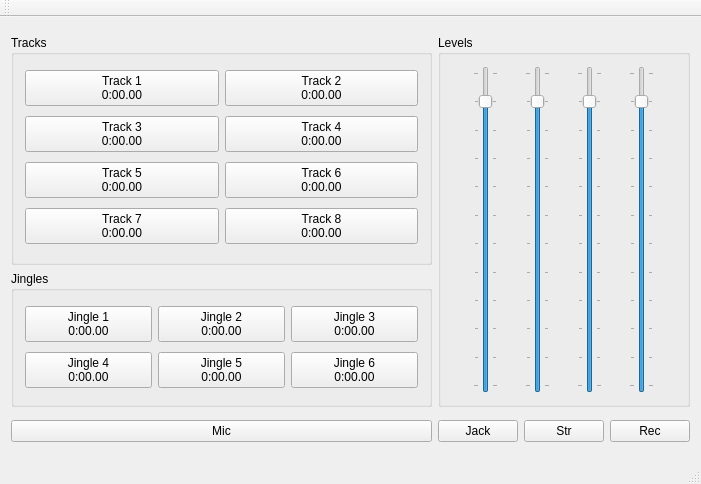
Old version of the form mainwindow.ui in the repository picaster/PiCasterQt_legacy.
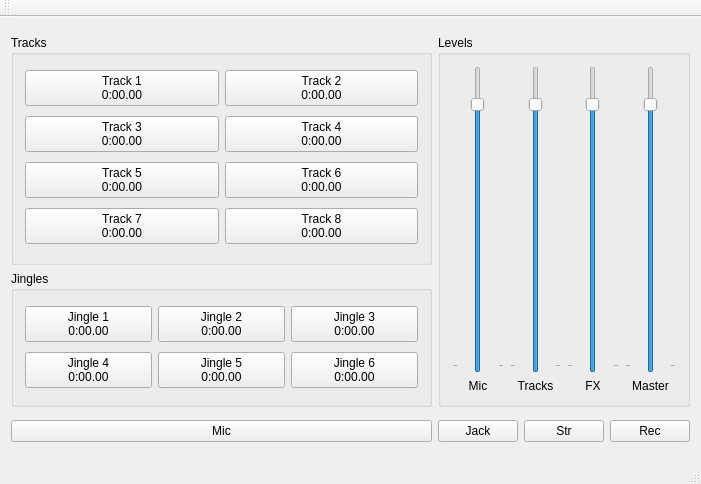
New version of the form. Custom widgets are drawn as their Qt base class.

Commit message: Level sliders + some refactoring

Diff of the .ui file:
```diff
--- a/mainwindow.ui
+++ b/mainwindow.ui
@@ -365,12 +365,29 @@
       </property>
       <layout class="QHBoxLayout" name="VolumeSliders_1">
        <item>
-        <widget class="QSlider" name="micLevelSlider">
+        <layout class="QVBoxLayout" name="verticalLayout">
+         <item>
+          <widget class="QLevelSlider" name="micLevelSlider">
+           <property name="sizePolicy">
+            <sizepolicy hsizetype="Expanding" vsizetype="Expanding">
+             <horstretch>0</horstretch>
+             <verstretch>0</verstretch>
+            </sizepolicy>
+           </property>
          <property name="minimum">
-          <number>-100</number>
+            <number>0</number>
          </property>
          <property name="maximum">
-          <number>10</number>
+            <number>112</number>
+           </property>
+           <property name="singleStep">
+            <number>5</number>
+           </property>
+           <property name="pageStep">
+            <number>50</number>
+           </property>
+           <property name="value">
+            <number>100</number>
          </property>
          <property name="orientation">
           <enum>Qt::Vertical</enum>
@@ -385,18 +402,47 @@
           <enum>QSlider::TicksBothSides</enum>
          </property>
          <property name="tickInterval">
-          <number>10</number>
+            <number>120</number>
          </property>
         </widget>
        </item>
        <item>
-        <widget class="QSlider" name="tracksLevelSlider">
+          <widget class="QLabel" name="label">
+           <property name="text">
+            <string>Mic</string>
+           </property>
+           <property name="alignment">
+            <set>Qt::AlignCenter</set>
+           </property>
+          </widget>
+         </item>
+        </layout>
+       </item>
+       <item>
+        <layout class="QVBoxLayout" name="verticalLayout_2">
+         <item>
+          <widget class="QLevelSlider" name="tracksLevelSlider">
+           <property name="sizePolicy">
+            <sizepolicy hsizetype="Expanding" vsizetype="Expanding">
+             <horstretch>0</horstretch>
+             <verstretch>0</verstretch>
+            </sizepolicy>
+           </property>
          <property name="minimum">
-          <number>-100</number>
+            <number>0</number>
          </property>
          <property name="maximum">
-          <number>10</number>
-         </property>
+            <number>112</number>
+           </property>
+           <property name="singleStep">
+            <number>5</number>
+           </property>
+           <property name="pageStep">
+            <number>50</number>
+           </property>
+           <property name="value">
+            <number>100</number>
+           </property>
          <property name="orientation">
           <enum>Qt::Vertical</enum>
          </property>
@@ -404,18 +450,47 @@
           <enum>QSlider::TicksBothSides</enum>
          </property>
          <property name="tickInterval">
-          <number>10</number>
+            <number>120</number>
          </property>
         </widget>
        </item>
        <item>
-        <widget class="QSlider" name="effectsLevelSlider">
+          <widget class="QLabel" name="label_2">
+           <property name="text">
+            <string>Tracks</string>
+           </property>
+           <property name="alignment">
+            <set>Qt::AlignCenter</set>
+           </property>
+          </widget>
+         </item>
+        </layout>
+       </item>
+       <item>
+        <layout class="QVBoxLayout" name="verticalLayout_3">
+         <item>
+          <widget class="QLevelSlider" name="effectsLevelSlider">
+           <property name="sizePolicy">
+            <sizepolicy hsizetype="Expanding" vsizetype="Expanding">
+             <horstretch>0</horstretch>
+             <verstretch>0</verstretch>
+            </sizepolicy>
+           </property>
          <property name="minimum">
-          <number>-100</number>
+            <number>0</number>
          </property>
          <property name="maximum">
-          <number>10</number>
-         </property>
+            <number>112</number>
+           </property>
+           <property name="singleStep">
+            <number>5</number>
+           </property>
+           <property name="pageStep">
+            <number>50</number>
+           </property>
+           <property name="value">
+            <number>100</number>
+           </property>
          <property name="orientation">
           <enum>Qt::Vertical</enum>
          </property>
@@ -423,20 +498,46 @@
           <enum>QSlider::TicksBothSides</enum>
          </property>
          <property name="tickInterval">
-          <number>10</number>
+            <number>120</number>
          </property>
         </widget>
        </item>
        <item>
-        <widget class="QSlider" name="masterLevelSlider">
+          <widget class="QLabel" name="label_3">
+           <property name="text">
+            <string>FX</string>
+           </property>
+           <property name="alignment">
+            <set>Qt::AlignCenter</set>
+           </property>
+          </widget>
+         </item>
+        </layout>
+       </item>
+       <item>
+        <layout class="QVBoxLayout" name="verticalLayout_4">
+         <item>
+          <widget class="QLevelSlider" name="masterLevelSlider">
+           <property name="sizePolicy">
+            <sizepolicy hsizetype="Expanding" vsizetype="Expanding">
+             <horstretch>0</horstretch>
+             <verstretch>0</verstretch>
+            </sizepolicy>
+           </property>
          <property name="minimum">
-          <number>-100</number>
+            <number>0</number>
          </property>
          <property name="maximum">
-          <number>10</number>
-         </property>
+            <number>112</number>
+           </property>
+           <property name="singleStep">
+            <number>5</number>
+           </property>
+           <property name="pageStep">
+            <number>50</number>
+           </property>
          <property name="value">
-          <number>0</number>
+            <number>100</number>
          </property>
          <property name="orientation">
           <enum>Qt::Vertical</enum>
@@ -445,9 +546,21 @@
           <enum>QSlider::TicksBothSides</enum>
          </property>
          <property name="tickInterval">
-          <number>10</number>
-         </property>
-        </widget>
+            <number>120</number>
+           </property>
+          </widget>
+         </item>
+         <item>
+          <widget class="QLabel" name="label_4">
+           <property name="text">
+            <string>Master</string>
+           </property>
+           <property name="alignment">
+            <set>Qt::AlignCenter</set>
+           </property>
+          </widget>
+         </item>
+        </layout>
        </item>
       </layout>
      </widget>
@@ -475,6 +588,13 @@
   <widget class="QStatusBar" name="statusBar"/>
  </widget>
  <layoutdefault spacing="6" margin="11"/>
+ <customwidgets>
+  <customwidget>
+   <class>QLevelSlider</class>
+   <extends>QSlider</extends>
+   <header>qlevelslider.h</header>
+  </customwidget>
+ </customwidgets>
  <resources/>
  <connections/>
 </ui>
```
Left out of the diff: 4 changed lines with no effect on the pictures. Lines whose indentation alone changed are shown as unchanged. The commit also changes 7 other files.
